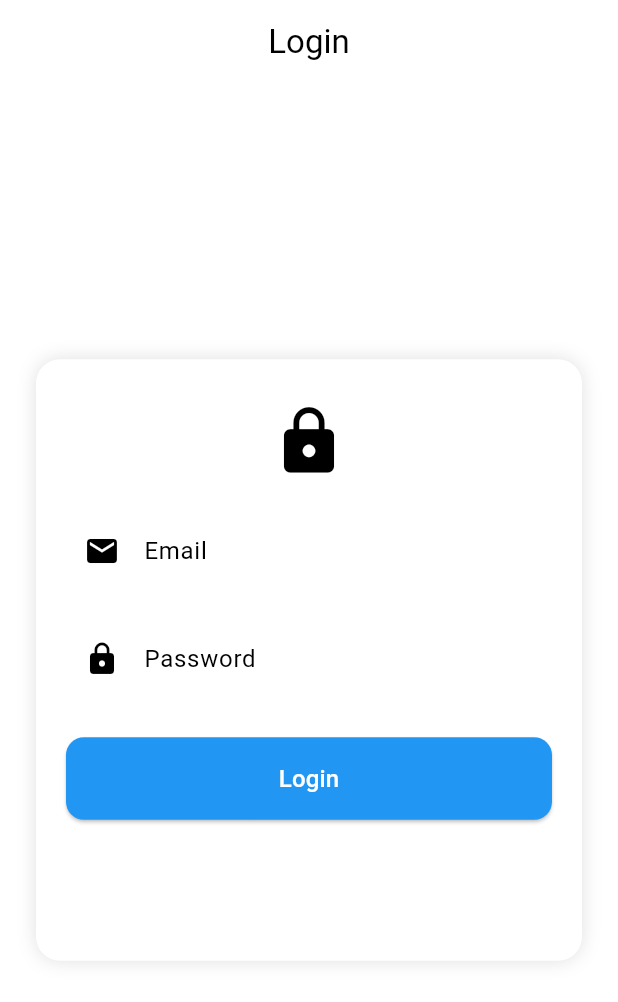
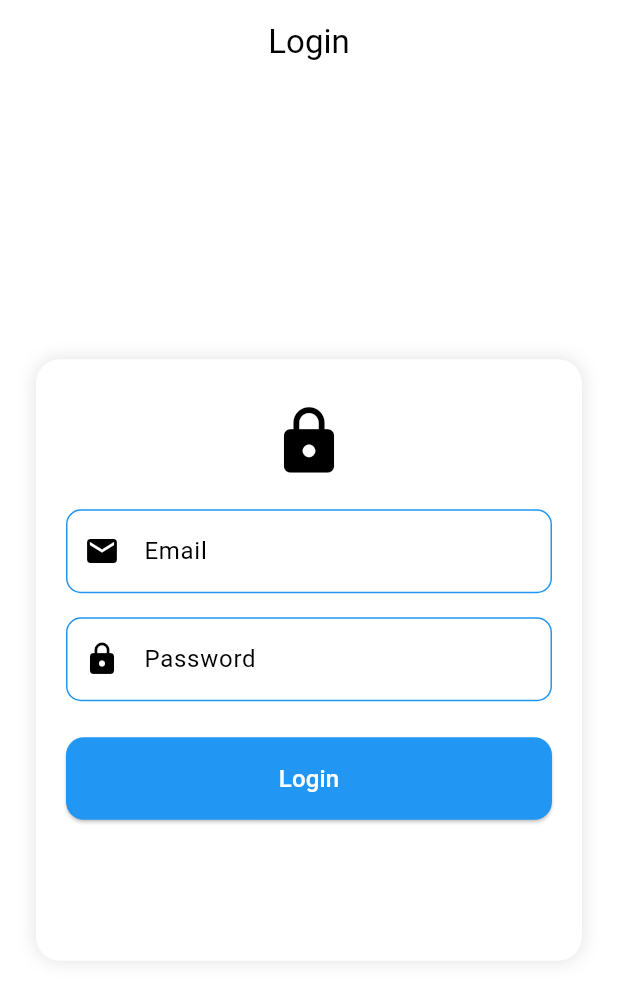
Before and after one commit to abdr60699/refulgenceinc, a Flutter app: the screen it shows after launch, on a phone screen of 412 x 824 dp. Shown: the top 1002 px of the screen. Run offline on Flutter 3.47's test engine with Material 3 defaults, Android fonts, the phone set to English and light mode, and no system bars; our stand-ins replace dio, flutter_riverpod, shared_preferences.

Commit message:
2nd commit

```diff
--- a/lib/auth_form.dart
+++ b/lib/auth_form.dart
@@ -39,6 +39,19 @@ class AuthForm extends StatelessWidget {
               controller: emailController,
               keyboardType: TextInputType.emailAddress,
               decoration: InputDecoration(
+                  enabledBorder: OutlineInputBorder(
+                      borderSide: const BorderSide(color: Colors.blue),
+                      borderRadius: BorderRadius.circular(10),
+                    ),
+                    focusedBorder: OutlineInputBorder(
+                      borderSide:
+                          const BorderSide(color: Colors.blue, width: 2),
+                      borderRadius: BorderRadius.circular(10),
+                    ),
+                    errorBorder: OutlineInputBorder(
+                      borderSide: const BorderSide(color: Colors.red),
+                      borderRadius: BorderRadius.circular(10),
+                    ),
                 prefixIcon: const Icon(Icons.email),
                 labelText: 'Email',
                 border: OutlineInputBorder(
@@ -57,9 +70,23 @@ class AuthForm extends StatelessWidget {
               controller: passwordController,
               obscureText: true,
               decoration: InputDecoration(
+                  enabledBorder: OutlineInputBorder(
+                      borderSide: const BorderSide(color: Colors.blue),
+                      borderRadius: BorderRadius.circular(10),
+                    ),
+                    focusedBorder: OutlineInputBorder(
+                      borderSide:
+                          const BorderSide(color: Colors.blue, width: 2),
+                      borderRadius: BorderRadius.circular(10),
+                    ),
+                    errorBorder: OutlineInputBorder(
+                      borderSide: const BorderSide(color: Colors.red),
+                      borderRadius: BorderRadius.circular(10),
+                    ),
                 prefixIcon: const Icon(Icons.lock),
                 labelText: 'Password',
                 border: OutlineInputBorder(
+
                   borderRadius: BorderRadius.circular(12),
                 ),
               ),
```
